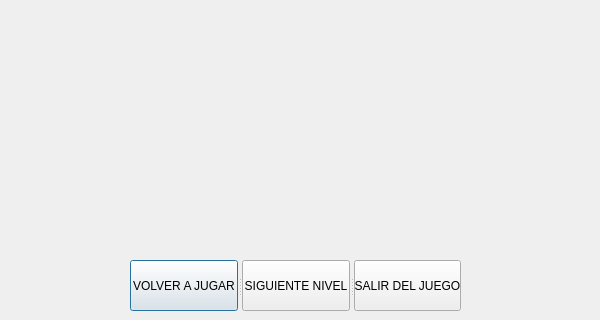
Old version of the form AttackUniversity/ganar.ui in the repository juan154850/Juego-info-2-Attack-University-; both pictures show x 0 to 600 and y 280 to 600 of the 600 by 600 pixel window.
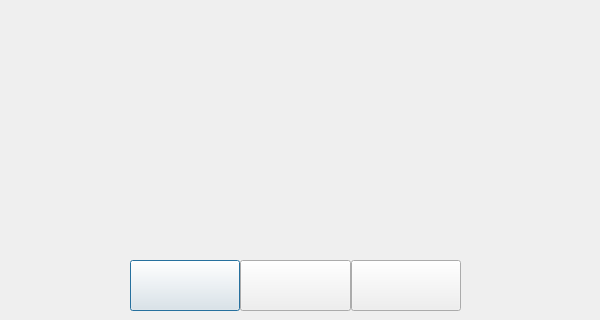
New version of the form. Icons and pictures are not drawn.

Diff of the .ui file:
```diff
--- a/AttackUniversity/ganar.ui
+++ b/AttackUniversity/ganar.ui
@@ -35,9 +35,21 @@
    <property name="orientation">
     <enum>Qt::Horizontal</enum>
    </property>
+   <property name="opaqueResize">
+    <bool>false</bool>
+   </property>
+   <property name="handleWidth">
+    <number>0</number>
+   </property>
+   <property name="childrenCollapsible">
+    <bool>false</bool>
+   </property>
    <widget class="QPushButton" name="volver_a_jugar">
+    <property name="styleSheet">
+     <string notr="true">border-image: url(:/imagenes2/VOLVER A JUGAR.png);</string>
+    </property>
     <property name="text">
-     <string>VOLVER A JUGAR</string>
+     <string/>
     </property>
    </widget>
    <widget class="QPushButton" name="siguiente_nivel">
@@ -45,15 +57,23 @@
      <string notr="true">image: url(:/imagenes/cooltext335629468732690.png);</string>
     </property>
     <property name="text">
-     <string>SIGUIENTE NIVEL</string>
+     <string/>
     </property>
    </widget>
    <widget class="QPushButton" name="salir_del_juego">
+    <property name="enabled">
+     <bool>true</bool>
+    </property>
+    <property name="font">
+     <font>
+      <kerning>true</kerning>
+     </font>
+    </property>
     <property name="styleSheet">
      <string notr="true"/>
     </property>
     <property name="text">
-     <string>SALIR DEL JUEGO</string>
+     <string/>
     </property>
    </widget>
   </widget>
```
Left out of the diff: 4 changed lines with no effect on the pictures.
